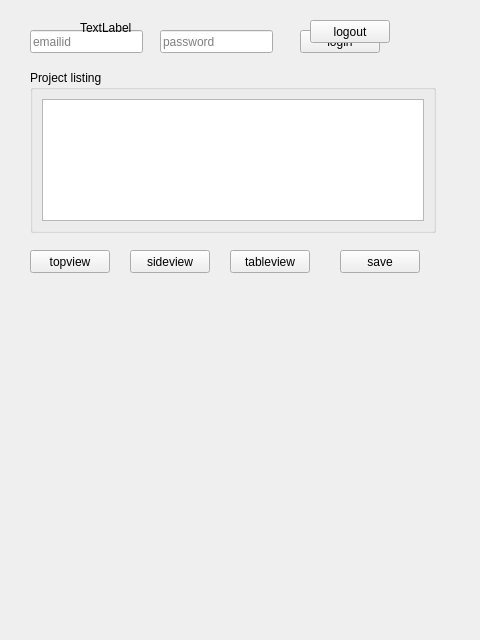
Qt form mslib/msui/ui/ui_mscolab_window.ui (Open-MSS/MSS) before a commit.
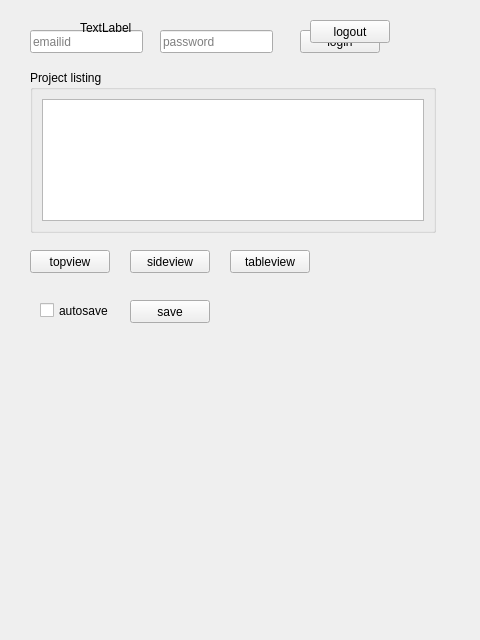
The same form after that commit.

Commit message: Add autosave functionality

What changed in the file:
```diff
--- a/mslib/msui/ui/ui_mscolab_window.ui
+++ b/mslib/msui/ui/ui_mscolab_window.ui
@@ -174,8 +174,8 @@
   <widget class="QPushButton" name="save_ft">
    <property name="geometry">
     <rect>
-     <x>340</x>
-     <y>250</y>
+     <x>130</x>
+     <y>300</y>
      <width>80</width>
      <height>23</height>
     </rect>
@@ -184,6 +184,19 @@
     <string>save</string>
    </property>
   </widget>
+  <widget class="QCheckBox" name="autoSave">
+   <property name="geometry">
+    <rect>
+     <x>40</x>
+     <y>300</y>
+     <width>85</width>
+     <height>21</height>
+    </rect>
+   </property>
+   <property name="text">
+    <string>autosave</string>
+   </property>
+  </widget>
  </widget>
  <resources/>
  <connections/>
```
The commit also changes 2 other files.
